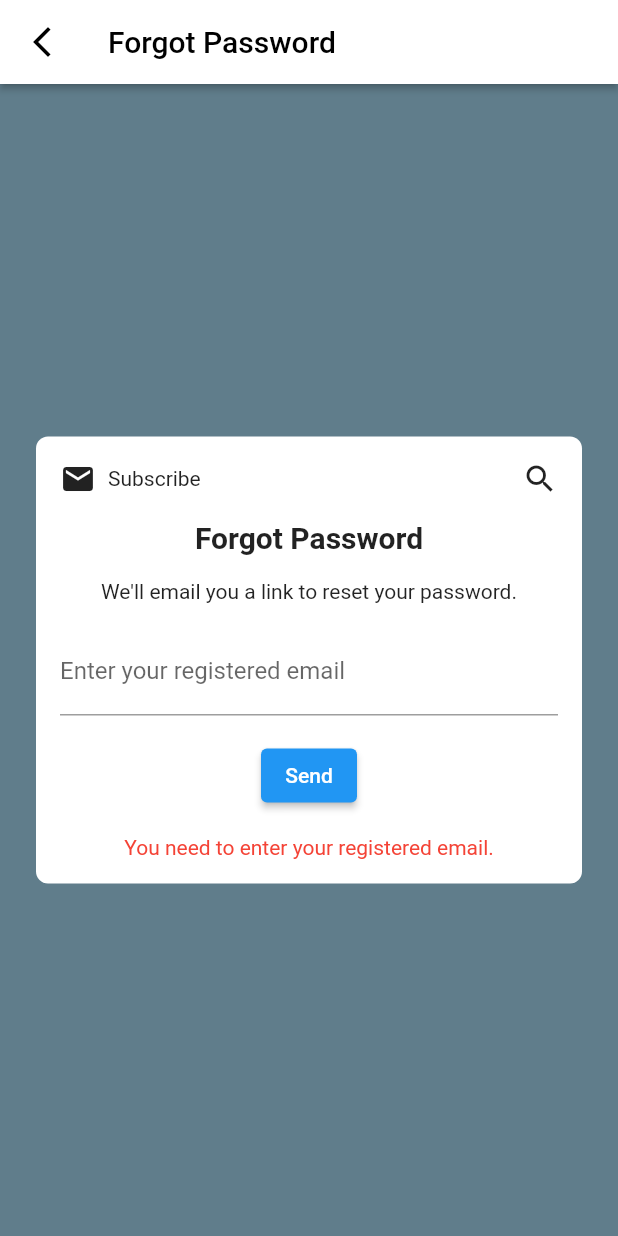
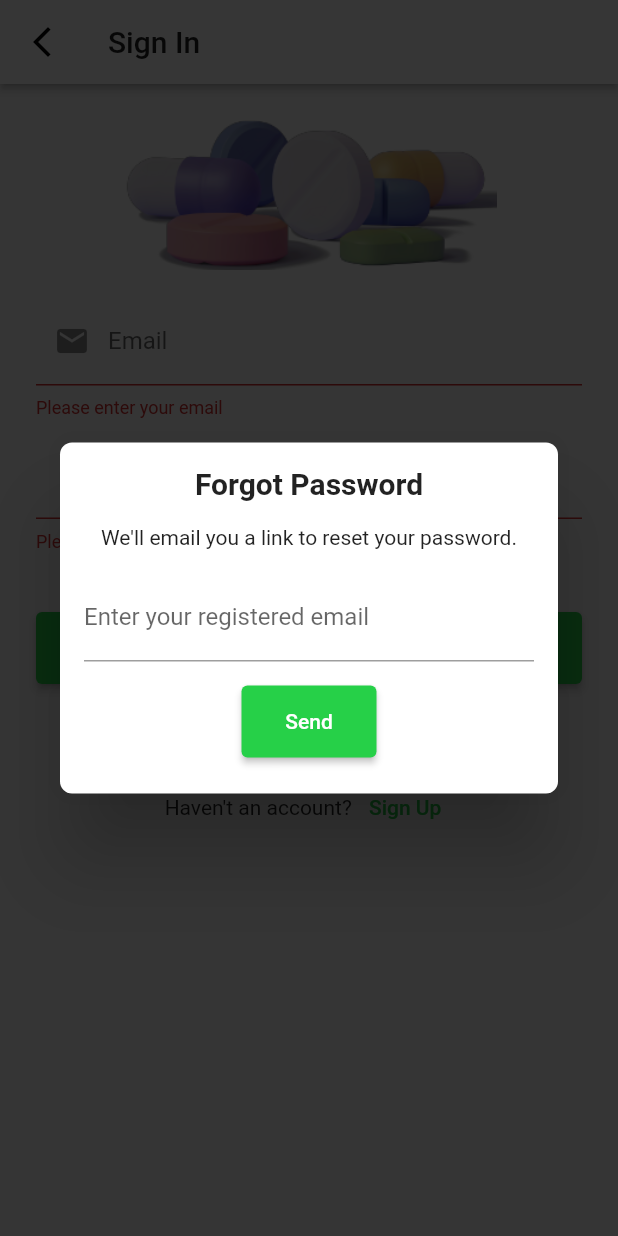
Before and after one commit to Mayank-kr-sh/health_care, a Flutter app: the SignIn screen opened directly, after a tap on "Sign In", after a tap on "Forgot Password?", on a phone screen of 412 x 824 dp. Run offline on Flutter 3.47's test engine with Material 2 defaults, Android fonts, the phone set to English and light mode, and no system bars; our stand-ins replace carousel_slider, dotted_border, flutter_svg, permission_handler; network calls fail.

Commit message:
Added few more pages
Added Notification and Newsletter Screen and modified Forget password page

```diff
--- a/lib/Frontend/Screens/Auth/Forget.dart
+++ b/lib/Frontend/Screens/Auth/Forget.dart
@@ -1,59 +1,77 @@
 import 'package:flutter/material.dart';
 
-class ForgotPasswordPage extends StatelessWidget {
-  const ForgotPasswordPage({Key? key}) : super(key: key);
+import '../../constants/constants.dart';
+
+class ForgotPasswordDialog extends StatefulWidget {
+  const ForgotPasswordDialog({Key? key}) : super(key: key);
+
+  @override
+  // ignore: library_private_types_in_public_api
+  _ForgotPasswordDialogState createState() => _ForgotPasswordDialogState();
+}
+
+class _ForgotPasswordDialogState extends State<ForgotPasswordDialog> {
+  final bool _showSignInPage = true;
+  bool _showErrorMessage = false;
+  bool _showOTPInput = false;
+
+  void _sendButtonPressed() {
+    if (_showSignInPage) {
+      setState(() {
+        _showErrorMessage = true;
+      });
+    } else {
+      setState(() {
+        _showOTPInput = true;
+      });
+    }
+  }
+
+  void _backButtonPressed() {
+    if (_showOTPInput) {
+      setState(() {
+        _showOTPInput = false;
+      });
+    } else {
+      Navigator.pop(context);
+    }
+  }
 
   @override
   Widget build(BuildContext context) {
-    return Scaffold(
-      appBar: AppBar(
-        backgroundColor: Colors.white,
-        elevation: 2,
-        title: const Text(
-          'Forgot Password',
-          style: TextStyle(color: Colors.black),
-        ),
-        leading: IconButton(
-          icon: const Icon(
-            Icons.arrow_back_ios_new,
-            color: Colors.black,
-          ),
-          onPressed: () {
+    return Stack(
+      alignment: Alignment.center,
+      children: [
+        Positioned.fill(
+          child: GestureDetector(
+            onTap: () {
               Navigator.pop(context);
             },
+            child: Container(
+              color: Colors.black54,
             ),
           ),
-      body: Container(
-        color: Colors.blueGrey,
-        child: Center(
-          child: Column(
-            mainAxisAlignment: MainAxisAlignment.center,
-            children: [
-              Container(
-                decoration: BoxDecoration(
-                  color: Colors.white,
+        ),
+        Dialog(
+          shape: RoundedRectangleBorder(
             borderRadius: BorderRadius.circular(8),
           ),
+          child: Container(
             padding: const EdgeInsets.all(16),
-                margin: const EdgeInsets.symmetric(horizontal: 24),
             child: Column(
+              mainAxisSize: MainAxisSize.min,
+              crossAxisAlignment: CrossAxisAlignment.stretch,
               children: [
-                    const Row(
+                if (_showSignInPage)
+                  Column(
                     children: [
-                        Icon(Icons.email),
-                        SizedBox(width: 8),
-                        Text('Subscribe'),
-                        Expanded(child: SizedBox()),
-                        Icon(Icons.search),
-                      ],
-                    ),
-                    const SizedBox(height: 16),
                       const Text(
                         'Forgot Password',
                         style: TextStyle(
                           fontSize: 20,
                           fontWeight: FontWeight.bold,
                         ),
+                        textAlign: TextAlign.center,
                       ),
                       const SizedBox(height: 16),
                       const Text(
@@ -67,26 +85,73 @@ class ForgotPasswordPage extends StatelessWidget {
                         ),
                       ),
                       const SizedBox(height: 16),
-                    ElevatedButton(
-                      onPressed: () {
-                        // Perform password reset action
-                      },
+                      SizedBox(
+                        width: 90,
+                        child: ElevatedButton(
+                          onPressed: _sendButtonPressed,
+                          style: ElevatedButton.styleFrom(
+                            padding: const EdgeInsets.all(16),
+                            backgroundColor: kPrimaryColor,
+                          ),
                           child: const Text('Send'),
                         ),
-                    const SizedBox(height: 16),
-                    const Text(
-                      'You need to enter your registered email.',
+                      ),
+                      const SizedBox(
+                        height: 8,
+                      ),
+                      if (_showErrorMessage)
+                        const SizedBox(
+                          height: 16,
+                          child: Text(
+                            'Invalid email. Please enter a valid email address.',
                             style: TextStyle(
                               color: Colors.red,
+                            ),
+                            textAlign: TextAlign.center,
                           ),
                         ),
                     ],
                   ),
+                if (_showOTPInput)
+                  Column(
+                    children: [
+                      const Text(
+                        'Enter OTP',
+                        style: TextStyle(
+                          fontSize: 20,
+                          fontWeight: FontWeight.bold,
+                        ),
+                        textAlign: TextAlign.center,
+                      ),
+                      const SizedBox(height: 16),
+                      const TextField(
+                        decoration: InputDecoration(
+                          labelText: 'Enter the OTP',
+                        ),
+                      ),
+                      const SizedBox(height: 16),
+                      ElevatedButton(
+                        onPressed: () {
+                          // Perform OTP verification action
+                        },
+                        style: ElevatedButton.styleFrom(
+                          padding: const EdgeInsets.all(16),
+                          backgroundColor: kPrimaryColor,
+                        ),
+                        child: const Text('Verify OTP'),
+                      ),
+                      const SizedBox(height: 16),
+                      TextButton(
+                        onPressed: _backButtonPressed,
+                        child: const Text('Back'),
+                      ),
+                    ],
                   ),
               ],
             ),
           ),
         ),
+      ],
     );
   }
 }
--- a/lib/Frontend/Screens/Auth/Sign_in.dart
+++ b/lib/Frontend/Screens/Auth/Sign_in.dart
@@ -105,10 +105,12 @@ class _SignInState extends State<SignIn> {
             TextButton(
               onPressed: () {
                 // Forgot password button action ForgotPasswordPage
-                Navigator.push(
-                    context,
-                    MaterialPageRoute(
-                        builder: (context) => const ForgotPasswordPage()));
+                showDialog(
+                  context: context,
+                  builder: (BuildContext context) {
+                    return const ForgotPasswordDialog();
+                  },
+                );
               },
               child: const Text(
                 'Forgot Password?',
--- a/lib/Frontend/buttons/Dot_button.dart
+++ b/lib/Frontend/buttons/Dot_button.dart
@@ -23,7 +23,7 @@ class Dotbutton extends StatelessWidget {
           child: DottedBorder(
               borderType: BorderType.RRect,
               strokeWidth: 2,
-              dashPattern: [2, 6], // [dot radius, spacing]
+              dashPattern: const [2, 6], // [dot radius, spacing]
               color: kPrimaryColor,
               radius: const Radius.circular(8),
               child: Center(
```
Also changed, not shown: lib/Frontend/Screens/newsletter.dart (added, +158 -0 lines), lib/Frontend/Screens/notification.dart (added, +74 -0 lines), lib/Frontend/Widgets/drawer_section.dart (+17 -2 lines), lib/Frontend/Widgets/notification_card.dart (added, +74 -0 lines), lib/Frontend/constants/constants.dart (+16 -0 lines). Lines whose indentation alone changed are shown as unchanged.
